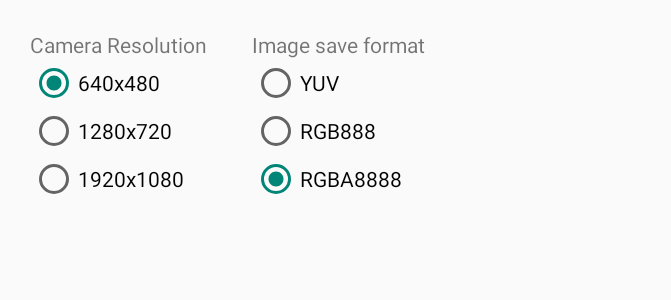
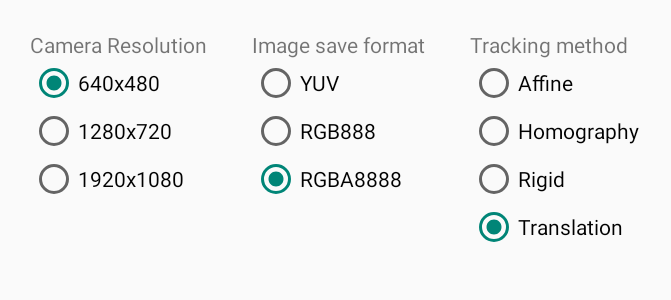
Before and after one commit to armaxst/VidChaserApplication, an Android app: the SettingsActivity screen opened directly, with no data from a screen before it, on a phone screen of 824 x 412 dp (held sideways). Shown: the top 300 px of the screen, without its empty margins (0-671 px from the left). Run offline under Robolectric (Android 15) with nearby library versions, the phone set to English and light mode, and no system bars; our stand-ins replace ButterKnife.

Commit message:
Tracking mode 설정할 수 있는 기능 추가

```diff
--- a/Samples/VidChaserAndroid/VidChaserApp/src/main/java/com/maxst/vidchaser/app/SettingsActivity.java
+++ b/Samples/VidChaserAndroid/VidChaserApp/src/main/java/com/maxst/vidchaser/app/SettingsActivity.java
@@ -34,6 +34,18 @@ public class SettingsActivity extends Activity {
 	@Bind(R.id.image_rgba8888)
 	RadioButton imageFormatRGBA8888;
 
+	@Bind(R.id.tracking_affine)
+	RadioButton trackingAffine;
+
+	@Bind(R.id.tracking_homography)
+	RadioButton trackingHomography;
+
+	@Bind(R.id.tracking_rigid)
+	RadioButton trackingRigid;
+
+	@Bind(R.id.tracking_translation)
+	RadioButton trackingTranslation;
+
 	@Override
 	protected void onCreate(Bundle savedInstanceState) {
 		super.onCreate(savedInstanceState);
@@ -68,6 +80,26 @@ public class SettingsActivity extends Activity {
 
 			case 2:
 				imageFormatYUV.setChecked(true);
+				break;
+		}
+
+		int trackingMethod = getSharedPreferences(VidChaserUtil.PREF_NAME , Activity.MODE_PRIVATE).
+				getInt(VidChaserUtil.PREF_KEY_TRACKING_METHOD, VidChaserUtil.TRACKING_METHOD_TRANSLATION);
+		switch (trackingMethod) {
+			case VidChaserUtil.TRACKING_METHOD_AFFINE:
+				trackingAffine.setChecked(true);
+				break;
+
+			case VidChaserUtil.TRACKING_METHOD_HOMOGRAPHY:
+				trackingHomography.setChecked(true);
+				break;
+
+			case VidChaserUtil.TRACKING_METHOD_RIGID:
+				trackingRigid.setChecked(true);
+				break;
+
+			case VidChaserUtil.TRACKING_METHOD_TRANSLATION:
+				trackingTranslation.setChecked(true);
 				break;
 		}
 	}
@@ -124,4 +156,33 @@ public class SettingsActivity extends Activity {
 				break;
 		}
 	}
+
+	@OnClick({R.id.tracking_affine, R.id.tracking_homography, R.id.tracking_rigid, R.id.tracking_translation})
+	public void onTrackingMethodClick(View view) {
+		switch (view.getId()) {
+			case R.id.tracking_affine:
+				SharedPreferences.Editor editor = getSharedPreferences(VidChaserUtil.PREF_NAME , Activity.MODE_PRIVATE).edit();
+				editor.putInt(VidChaserUtil.PREF_KEY_TRACKING_METHOD, VidChaserUtil.TRACKING_METHOD_AFFINE);
+				editor.apply();
+				break;
+
+			case R.id.tracking_homography:
+				editor = getSharedPreferences(VidChaserUtil.PREF_NAME , Activity.MODE_PRIVATE).edit();
+				editor.putInt(VidChaserUtil.PREF_KEY_TRACKING_METHOD, 1);
+				editor.apply();
+				break;
+
+			case R.id.tracking_rigid:
+				editor = getSharedPreferences(VidChaserUtil.PREF_NAME , Activity.MODE_PRIVATE).edit();
+				editor.putInt(VidChaserUtil.PREF_KEY_TRACKING_METHOD, 2);
+				editor.apply();
+				break;
+
+			case R.id.tracking_translation:
+				editor = getSharedPreferences(VidChaserUtil.PREF_NAME , Activity.MODE_PRIVATE).edit();
+				editor.putInt(VidChaserUtil.PREF_KEY_TRACKING_METHOD, 2);
+				editor.apply();
+				break;
+		}
+	}
 }
--- a/Samples/VidChaserAndroid/VidChaserApp/src/main/java/com/maxst/vidchaser/app/StickerContainer.java
+++ b/Samples/VidChaserAndroid/VidChaserApp/src/main/java/com/maxst/vidchaser/app/StickerContainer.java
@@ -46,7 +46,7 @@ public class StickerContainer extends RelativeLayout implements View.OnClickList
 	}
 
 	public static final int MAX_COLUMN_COUNT = 5;
-	public static final float STICKER_WIDTH_RATIO = 0.15f;
+	public static final float STICKER_WIDTH_RATIO = 0.1f;
 
 	private void addSticker() {
 		int width = getWidth();
--- a/Samples/VidChaserAndroid/VidChaserApp/src/main/java/com/maxst/vidchaser/app/VidChaserUtil.java
+++ b/Samples/VidChaserAndroid/VidChaserApp/src/main/java/com/maxst/vidchaser/app/VidChaserUtil.java
@@ -25,4 +25,10 @@ class VidChaserUtil {
 	static final String PREF_NAME = "VidChaser";
 	static final String PREF_KEY_CAM_RESOLUTION = "cam_resolution";
 	static final String PREF_KEY_IMAGE_FORMAT = "image_foramt";
+	static final String PREF_KEY_TRACKING_METHOD = "tracking_method";
+
+	static final int TRACKING_METHOD_AFFINE = 0;
+	static final int TRACKING_METHOD_HOMOGRAPHY = 1;
+	static final int TRACKING_METHOD_RIGID = 2;
+	static final int TRACKING_METHOD_TRANSLATION = 3;
 }
--- a/Samples/VidChaserAndroid/VidChaserApp/src/main/java/com/maxst/vidchaser/renderer/VidChaserRenderer.java
+++ b/Samples/VidChaserAndroid/VidChaserApp/src/main/java/com/maxst/vidchaser/renderer/VidChaserRenderer.java
@@ -42,6 +42,6 @@ public class VidChaserRenderer implements GLSurfaceView.Renderer {
 	public static native void setImageIndex(int index);
 	public static native long setTouchEvent(int touchAction, int touchX, int touchY);
 
-	public static native void startTracking(long nativeStickerId, int imageIndex, int touchX, int touchY);
-	public static native void stopTracking();
+	public static native void startTracking(long nativeStickerId, int imageIndex, int touchX, int touchY, int trackingMethod);
+	public static native void stopTracking(long nativeStickerId);
 }
--- a/Samples/VidChaserAndroid/VidChaserApp/src/main/res/layout/activity_settings.xml
+++ b/Samples/VidChaserAndroid/VidChaserApp/src/main/res/layout/activity_settings.xml
@@ -71,5 +71,42 @@
 			android:text="RGBA8888" />
 	</RadioGroup>
 
+	<RadioGroup
+		android:layout_width="wrap_content"
+		android:layout_height="wrap_content"
+		android:layout_centerInParent="true"
+		android:layout_marginLeft="30dp"
+		android:orientation="vertical">
+
+		<TextView
+			android:layout_width="wrap_content"
+			android:layout_height="wrap_content"
+			android:text="Tracking method"/>
+
+		<RadioButton
+			android:id="@+id/tracking_affine"
+			android:layout_width="wrap_content"
+			android:layout_height="wrap_content"
+			android:text="Affine" />
+
+		<RadioButton
+			android:id="@+id/tracking_homography"
+			android:layout_width="wrap_content"
+			android:layout_height="wrap_content"
+			android:text="Homography" />
+
+		<RadioButton
+			android:id="@+id/tracking_rigid"
+			android:layout_width="wrap_content"
+			android:layout_height="wrap_content"
+			android:text="Rigid" />
+
+		<RadioButton
+			android:id="@+id/tracking_translation"
+			android:layout_width="wrap_content"
+			android:layout_height="wrap_content"
+			android:text="Translation" />
+	</RadioGroup>
+
 
 </LinearLayout>
```
Also changed, not shown: Samples/VidChaserAndroid/VidChaserApp/src/main/java/com/maxst/vidchaser/app/ImageTrackerActivity.java (+18 -3 lines), 3 other files.
